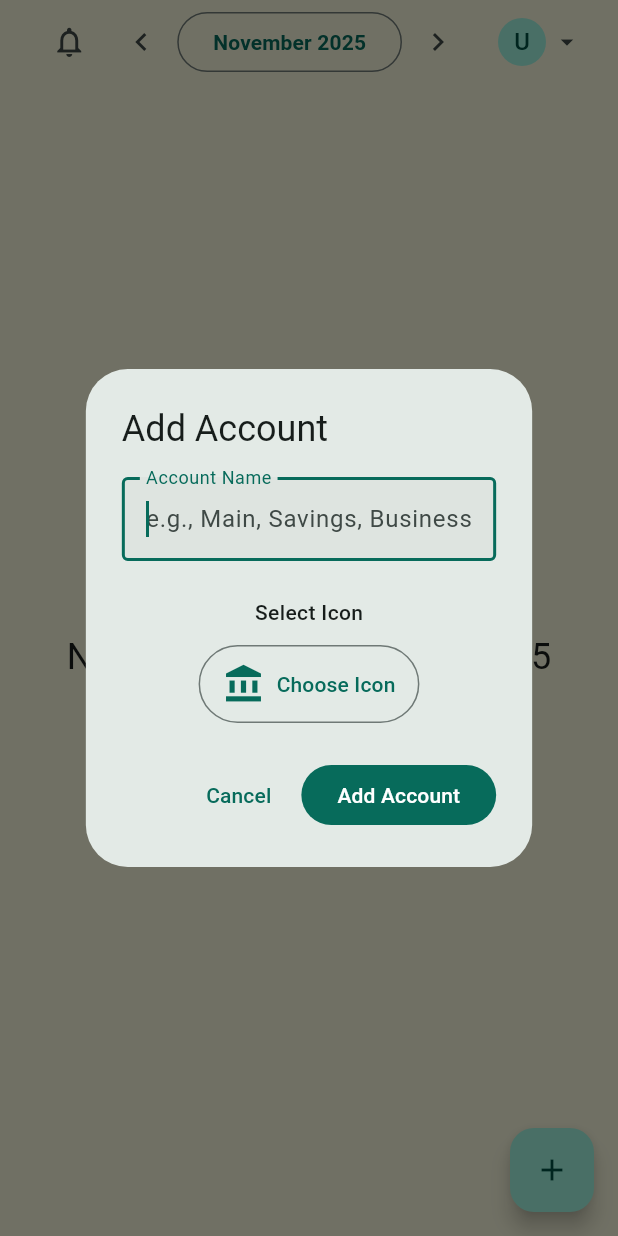
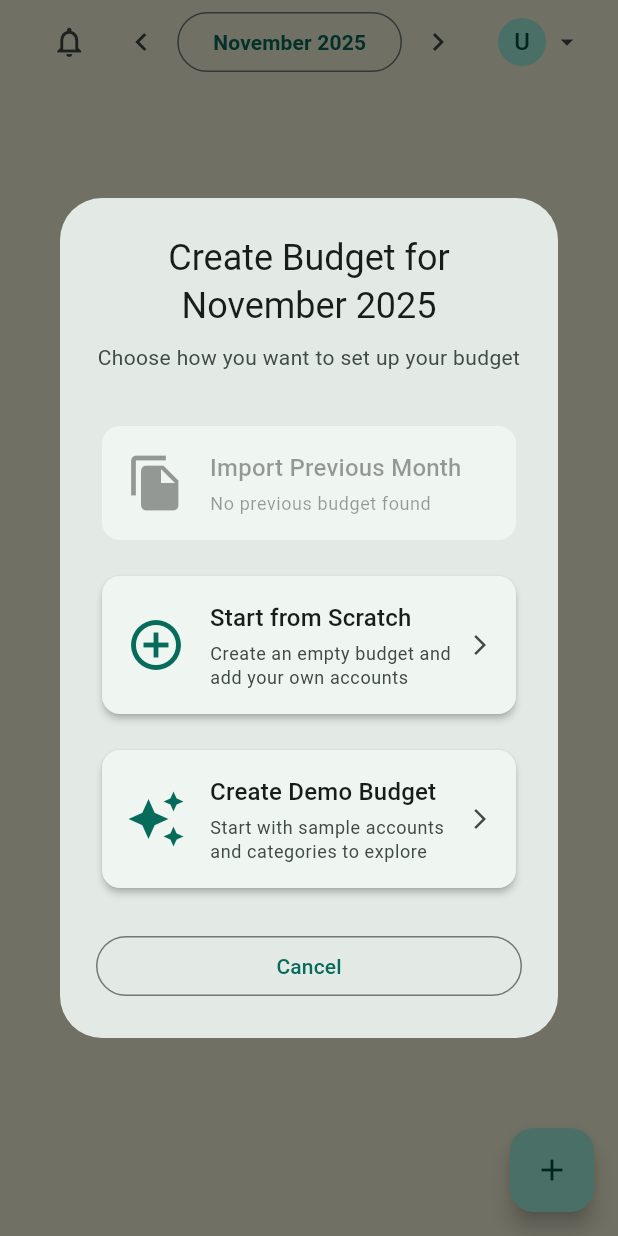
Before and after one commit to Rightiouslight/budget_pillars, a Flutter app: the screen it shows once a user with an empty profile is signed in, after a tap on "Create Budget", on a phone screen of 412 x 824 dp. Run offline on Flutter 3.47's test engine with Material 3 defaults, Android fonts, the phone set to English and light mode, and no system bars; our stand-ins replace cloud_firestore, csv, file_picker, firebase_auth, firebase_core, fl_chart and 4 more; missing offline and left inert: dart:html; accounts and stored records are empty.

Commit message:
Added create new budghet options

```diff
--- a/lib/data/firebase/firestore_repository.dart
+++ b/lib/data/firebase/firestore_repository.dart
@@ -40,6 +40,28 @@ class FirestoreRepository {
             return null;
           }
         });
+  }
+
+  /// Get a single monthly budget snapshot (not a stream)
+  Future<MonthlyBudget?> getBudget(String userId, String monthKey) async {
+    final snapshot = await _firestore
+        .collection('users')
+        .doc(userId)
+        .collection('budgets')
+        .doc(monthKey)
+        .get();
+
+    if (!snapshot.exists || snapshot.data() == null) {
+      return null;
+    }
+
+    try {
+      return MonthlyBudget.fromJson(snapshot.data()!);
+    } catch (e, stackTrace) {
+      print('❌ Error parsing MonthlyBudget: $e');
+      print('Stack trace: $stackTrace');
+      return null;
+    }
   }
 
   /// Save the monthly budget for a specific user and month
--- a/lib/features/dashboard/dashboard_screen.dart
+++ b/lib/features/dashboard/dashboard_screen.dart
@@ -5,6 +5,7 @@ import '../../providers/budget_override_provider.dart';
 import 'widgets/account_board_widget.dart';
 import 'widgets/budget_header.dart';
 import 'dialogs/add_account_dialog.dart';
+import 'dialogs/budget_creation_dialog.dart';
 import 'services/auto_payment_service.dart';
 import 'dashboard_controller.dart';
 
@@ -107,7 +108,7 @@ class _DashboardScreenState extends ConsumerState<DashboardScreen> {
             onPressed: () {
               showDialog(
                 context: context,
-                builder: (context) => const AddAccountDialog(),
+                builder: (context) => const BudgetCreationDialog(),
               );
             },
             icon: const Icon(Icons.add),
--- /dev/null
+++ b/lib/features/dashboard/dialogs/budget_creation_dialog.dart
@@ -0,0 +1,297 @@
+import 'package:flutter/material.dart';
+import 'package:flutter_riverpod/flutter_riverpod.dart';
+import '../../../data/demo_budget_data.dart';
+import '../../../data/models/monthly_budget.dart';
+import '../../../providers/active_budget_provider.dart';
+import '../dashboard_controller.dart';
+
+/// Dialog for creating a new monthly budget with different options
+class BudgetCreationDialog extends ConsumerStatefulWidget {
+  const BudgetCreationDialog({super.key});
+
+  @override
+  ConsumerState<BudgetCreationDialog> createState() =>
+      _BudgetCreationDialogState();
+}
+
+class _BudgetCreationDialogState extends ConsumerState<BudgetCreationDialog> {
+  bool _isLoading = false;
+  MonthlyBudget? _previousBudget;
+
+  @override
+  void initState() {
+    super.initState();
+    _loadPreviousBudget();
+  }
+
+  Future<void> _loadPreviousBudget() async {
+    try {
+      final budget = await ref
+          .read(dashboardControllerProvider.notifier)
+          .getPreviousMonthBudget();
+
+      if (mounted) {
+        setState(() {
+          _previousBudget = budget;
+        });
+      }
+    } catch (e) {
+      // Silently fail - just means no previous budget exists
+    }
+  }
+
+  Future<void> _createBudget(
+    BudgetCreationType type, {
+    bool keepBalances = false,
+  }) async {
+    setState(() => _isLoading = true);
+
+    try {
+      switch (type) {
+        case BudgetCreationType.importPrevious:
+          if (_previousBudget == null) {
+            _showError('No previous budget found');
+            return;
+          }
+          await ref
+              .read(dashboardControllerProvider.notifier)
+              .importPreviousBudget(
+                previousBudget: _previousBudget!,
+                keepBalances: keepBalances,
+              );
+          break;
+
+        case BudgetCreationType.startFromScratch:
+          // Create an empty budget (user will add first account)
+          await ref
+              .read(dashboardControllerProvider.notifier)
+              .createEmptyBudget();
+          break;
+
+        case BudgetCreationType.createDemo:
+          final demoBudget = DemoBudgetData.createDemoBudget();
+          await ref
+              .read(dashboardControllerProvider.notifier)
+              .createDemoBudget(demoBudget);
+          break;
+      }
+
+      if (mounted) {
+        Navigator.of(context).pop();
+      }
+    } catch (e) {
+      _showError('Failed to create budget: $e');
+    } finally {
+      if (mounted) {
+        setState(() => _isLoading = false);
+      }
+    }
+  }
+
+  void _showError(String message) {
+    if (!mounted) return;
+
+    ScaffoldMessenger.of(context).showSnackBar(
+      SnackBar(content: Text(message), backgroundColor: Colors.red),
+    );
+    setState(() => _isLoading = false);
+  }
+
+  void _showImportOptions() {
+    showDialog(
+      context: context,
+      builder: (context) => AlertDialog(
+        title: const Text('Import Previous Budget'),
+        content: const Text(
+          'Would you like to keep pocket balances from the previous month?\n\n'
+          'Keep Balances: Imports all recurring income, categories, and pockets with their current balances.\n\n'
+          'Start from Zero: Imports the structure but resets all pocket balances to zero.',
+        ),
+        actions: [
+          TextButton(
+            onPressed: () => Navigator.pop(context),
+            child: const Text('Cancel'),
+          ),
+          TextButton(
+            onPressed: () {
+              Navigator.pop(context);
+              _createBudget(
+                BudgetCreationType.importPrevious,
+                keepBalances: false,
+              );
+            },
+            child: const Text('Start from Zero'),
+          ),
+          FilledButton(
+            onPressed: () {
+              Navigator.pop(context);
+              _createBudget(
+                BudgetCreationType.importPrevious,
+                keepBalances: true,
+              );
+            },
+            child: const Text('Keep Balances'),
+          ),
+        ],
+      ),
+    );
+  }
+
+  @override
+  Widget build(BuildContext context) {
+    final monthName = ref.watch(monthDisplayNameProvider);
+    final theme = Theme.of(context);
+
+    return Dialog(
+      child: ConstrainedBox(
+        constraints: const BoxConstraints(maxWidth: 500),
+        child: Padding(
+          padding: const EdgeInsets.all(24),
+          child: Column(
+            mainAxisSize: MainAxisSize.min,
+            crossAxisAlignment: CrossAxisAlignment.stretch,
+            children: [
+              Text(
+                'Create Budget for $monthName',
+                style: theme.textTheme.headlineSmall,
+                textAlign: TextAlign.center,
+              ),
+              const SizedBox(height: 8),
+              Text(
+                'Choose how you want to set up your budget',
+                style: theme.textTheme.bodyMedium?.copyWith(
+                  color: theme.colorScheme.onSurfaceVariant,
+                ),
+                textAlign: TextAlign.center,
+              ),
+              const SizedBox(height: 32),
+
+              if (_isLoading)
+                const Center(
+                  child: Padding(
+                    padding: EdgeInsets.all(24),
+                    child: CircularProgressIndicator(),
+                  ),
+                )
+              else ...[
+                // Import Previous Month Option
+                _BudgetOptionCard(
+                  icon: Icons.file_copy,
+                  title: 'Import Previous Month',
+                  description: _previousBudget != null
+                      ? 'Copy structure and optionally keep balances'
+                      : 'No previous budget found',
+                  enabled: _previousBudget != null,
+                  onTap: _previousBudget != null ? _showImportOptions : null,
+                ),
+                const SizedBox(height: 16),
+
+                // Start from Scratch Option
+                _BudgetOptionCard(
+                  icon: Icons.add_circle_outline,
+                  title: 'Start from Scratch',
+                  description:
+                      'Create an empty budget and add your own accounts',
+                  enabled: true,
+                  onTap: () =>
+                      _createBudget(BudgetCreationType.startFromScratch),
+                ),
+                const SizedBox(height: 16),
+
+                // Create Demo Budget Option
+                _BudgetOptionCard(
+                  icon: Icons.auto_awesome,
+                  title: 'Create Demo Budget',
+                  description:
+                      'Start with sample accounts and categories to explore',
+                  enabled: true,
+                  onTap: () => _createBudget(BudgetCreationType.createDemo),
+                ),
+              ],
+
+              const SizedBox(height: 24),
+              OutlinedButton(
+                onPressed: _isLoading ? null : () => Navigator.pop(context),
+                child: const Text('Cancel'),
+              ),
+            ],
+          ),
+        ),
+      ),
+    );
+  }
+}
+
+class _BudgetOptionCard extends StatelessWidget {
+  final IconData icon;
+  final String title;
+  final String description;
+  final bool enabled;
+  final VoidCallback? onTap;
+
+  const _BudgetOptionCard({
+    required this.icon,
+    required this.title,
+    required this.description,
+    required this.enabled,
+    this.onTap,
+  });
+
+  @override
+  Widget build(BuildContext context) {
+    final theme = Theme.of(context);
+
+    return Card(
+      elevation: enabled ? 2 : 0,
+      child: InkWell(
+        onTap: enabled ? onTap : null,
+        borderRadius: BorderRadius.circular(12),
+        child: Padding(
+          padding: const EdgeInsets.all(16),
+          child: Row(
+            children: [
+              Icon(
+                icon,
+                size: 40,
+                color: enabled
+                    ? theme.colorScheme.primary
+                    : theme.disabledColor,
+              ),
+              const SizedBox(width: 16),
+              Expanded(
+                child: Column(
+                  crossAxisAlignment: CrossAxisAlignment.start,
+                  children: [
+                    Text(
+                      title,
+                      style: theme.textTheme.titleMedium?.copyWith(
+                        color: enabled ? null : theme.disabledColor,
+                      ),
+                    ),
+                    const SizedBox(height: 4),
+                    Text(
+                      description,
+                      style: theme.textTheme.bodySmall?.copyWith(
+                        color: enabled
+                            ? theme.colorScheme.onSurfaceVariant
+                            : theme.disabledColor,
+                      ),
+                    ),
+                  ],
+                ),
+              ),
+              if (enabled)
+                Icon(
+                  Icons.arrow_forward_ios,
+                  size: 16,
+                  color: theme.colorScheme.onSurfaceVariant,
+                ),
+            ],
+          ),
+        ),
+      ),
+    );
+  }
+}
+
+enum BudgetCreationType { importPrevious, startFromScratch, createDemo }
```
Also changed, not shown: lib/data/demo_budget_data.dart (added, +130 -0 lines), lib/features/dashboard/dashboard_controller.dart (+168 -0 lines), 5 other files.
